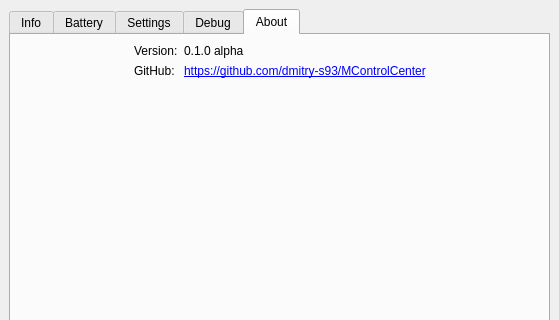
First picture: the form in src/mainwindow.ui, repository dmitry-s93/MControlCenter, before the edit; both pictures show x 0 to 559 and y 0 to 320 of the 559 by 575 pixel window.
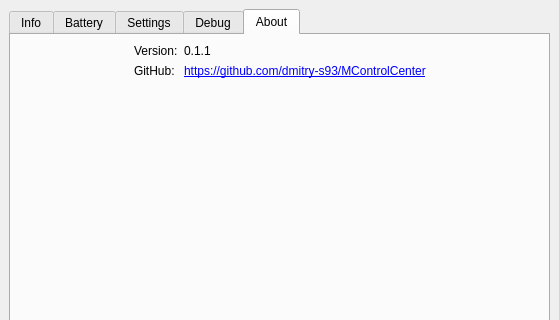
Second picture: the form after the edit. The open tabs and pages were chosen to show the change.

What changed in the file:
```diff
--- a/src/mainwindow.ui
+++ b/src/mainwindow.ui
@@ -660,7 +660,7 @@
           <item row="0" column="1">
            <widget class="QLabel" name="versionValueLabel">
             <property name="text">
-             <string notr="true">0.1.0 alpha</string>
+             <string notr="true">0.1.1</string>
             </property>
            </widget>
           </item>
```
